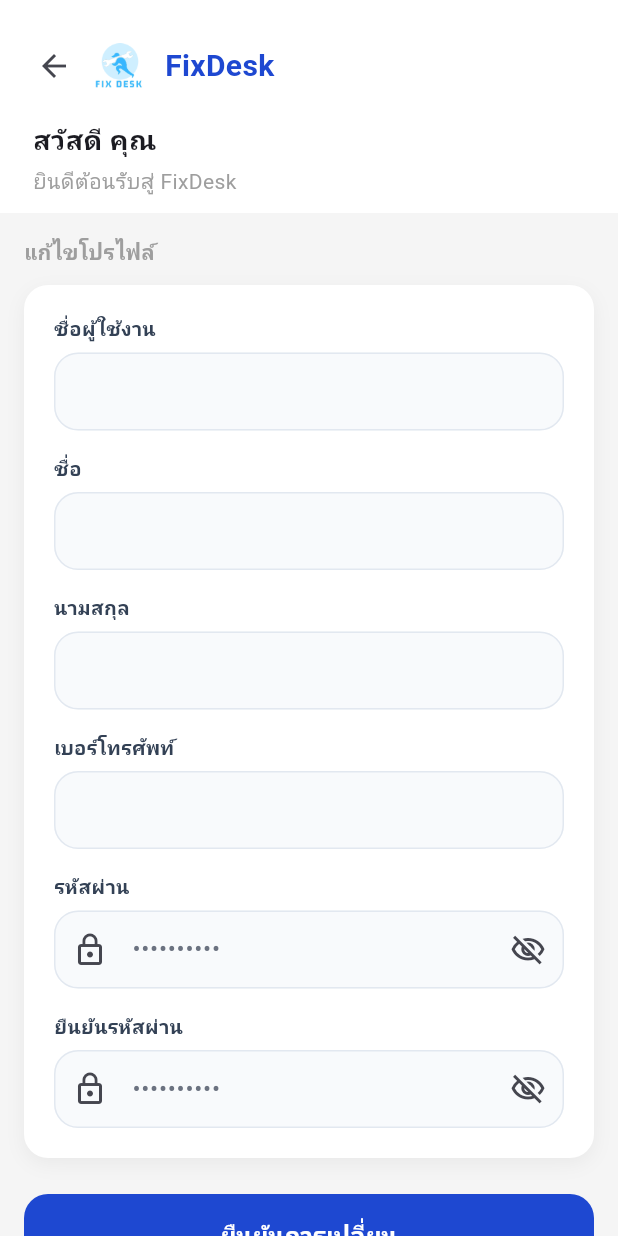
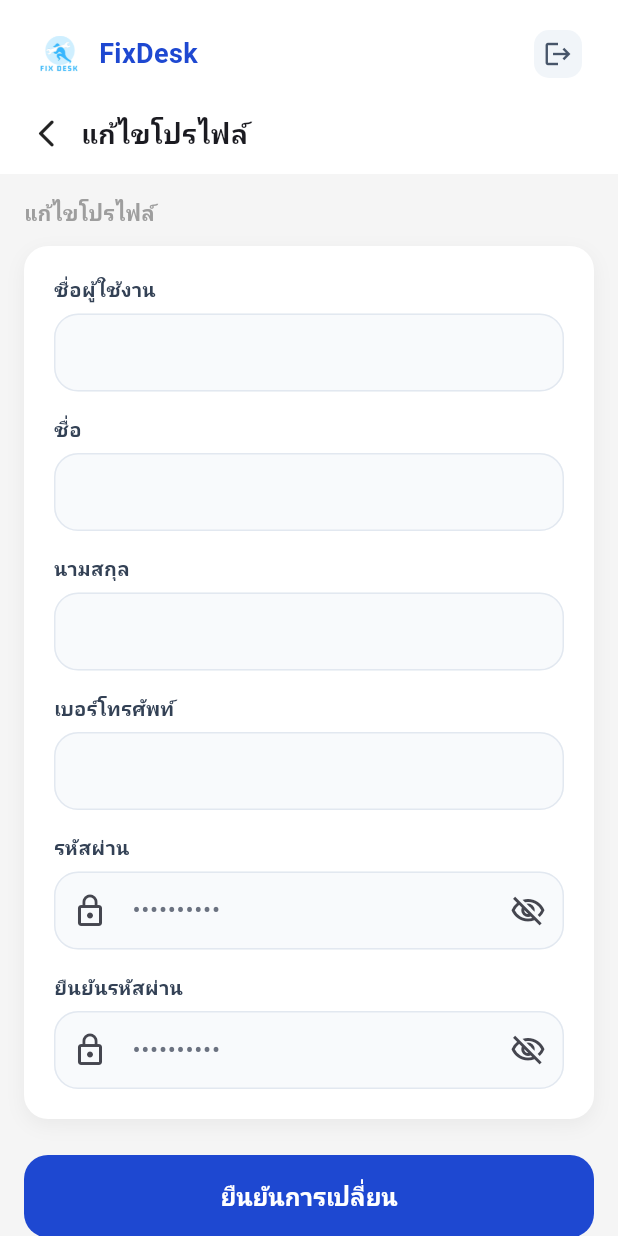
Before and after one commit to Team0-FixDesk/flutter-fixdesk, a Flutter app: the TechEditProfilePage screen opened directly with empty values, on a phone screen of 412 x 824 dp. Run offline on Flutter 3.47's test engine with Material 3 defaults, Android fonts, the light colour scheme and no system bars; our stand-ins replace image_picker, supabase_flutter; accounts and stored records are empty.

Commit message:
EDIT-ALL-UI

```diff
--- a/fixdesk_app/lib/technician/tech_edit_profile.dart
+++ b/fixdesk_app/lib/technician/tech_edit_profile.dart
@@ -2,6 +2,8 @@ import 'package:flutter/material.dart';
 import 'package:flutter/services.dart';
 import 'package:supabase_flutter/supabase_flutter.dart';
 import '../component/profile_inputField.dart';
+import '../widgets/AppHead.dart';
+import '../login/login_page.dart';
 
 class TechEditProfilePage extends StatefulWidget {
   final Map<String, dynamic> userData;
@@ -13,7 +15,6 @@ class TechEditProfilePage extends StatefulWidget {
 }
 
 class _TechEditProfilePageState extends State<TechEditProfilePage> {
-
   final supabase = Supabase.instance.client;
 
   late TextEditingController usernameController;
@@ -32,14 +33,17 @@ class _TechEditProfilePageState extends State<TechEditProfilePage> {
   void initState() {
     super.initState();
 
-    usernameController =
-        TextEditingController(text: widget.userData['us_user_name']);
+    usernameController = TextEditingController(
+      text: widget.userData['us_user_name'],
+    );
 
-    nameController =
-        TextEditingController(text: widget.userData['us_first_name_th']);
+    nameController = TextEditingController(
+      text: widget.userData['us_first_name_th'],
+    );
 
-    surnameController =
-        TextEditingController(text: widget.userData['us_last_name_th']);
+    surnameController = TextEditingController(
+      text: widget.userData['us_last_name_th'],
+    );
 
     /// format phone ตอนโหลด
     phoneController = TextEditingController(
@@ -86,21 +90,25 @@ class _TechEditProfilePageState extends State<TechEditProfilePage> {
 
     if (digits.length != 10) return phone;
 
-    return '${digits.substring(0,3)}-${digits.substring(3,6)}-${digits.substring(6)}';
+    return '${digits.substring(0, 3)}-${digits.substring(3, 6)}-${digits.substring(6)}';
   }
 
   Future<void> updateProfile() async {
-
     String firstName = nameController.text.trim();
     String lastName = surnameController.text.trim();
-
-    /// เอา dash ออกก่อน validate
     String phone = phoneController.text.replaceAll('-', '').trim();
-
     String password = passwordController.text.trim();
     String confirm = confirmPasswordController.text.trim();
 
-    /// validate phone
+    /// ✅ validate name
+    if (firstName.isEmpty || lastName.isEmpty) {
+      ScaffoldMessenger.of(
+        context,
+      ).showSnackBar(const SnackBar(content: Text("กรุณากรอกชื่อและนามสกุล")));
+      return;
+    }
+
+    /// ✅ validate phone
     if (phone.length != 10) {
       ScaffoldMessenger.of(context).showSnackBar(
         const SnackBar(content: Text("เบอร์โทรศัพท์ต้องมี 10 หลัก")),
@@ -116,99 +124,78 @@ class _TechEditProfilePageState extends State<TechEditProfilePage> {
 
     /// password
     if (password.isNotEmpty && password != "**********") {
-
       if (password != confirm) {
-        ScaffoldMessenger.of(context).showSnackBar(
-          const SnackBar(content: Text("รหัสผ่านไม่ตรงกัน")),
-        );
+        ScaffoldMessenger.of(
+          context,
+        ).showSnackBar(const SnackBar(content: Text("รหัสผ่านไม่ตรงกัน")));
         return;
       }
 
       updateData['us_user_pass'] = password;
     }
 
+    try {
       await supabase
           .from('users')
           .update(updateData)
           .eq('us_id', widget.userData['us_id']);
 
-    ScaffoldMessenger.of(context).showSnackBar(
-      const SnackBar(content: Text("แก้ไขข้อมูลสำเร็จ")),
-    );
+      if (!mounted) return;
 
-    Navigator.pop(context);
+      ScaffoldMessenger.of(
+        context,
+      ).showSnackBar(const SnackBar(content: Text("แก้ไขข้อมูลสำเร็จ")));
+
+      Navigator.pop(context, true);
+    } catch (e) {
+      ScaffoldMessenger.of(
+        context,
+      ).showSnackBar(SnackBar(content: Text("เกิดข้อผิดพลาด: $e")));
+    }
   }
 
   @override
   Widget build(BuildContext context) {
-
     return Scaffold(
       body: Container(
         color: Colors.grey.shade100,
         child: SafeArea(
           child: Column(
             children: [
+              /// HEADER
+              AppHeader(
+                showGreeting: true,
+                onLogout: () async {
+                  await Supabase.instance.client.auth.signOut();
 
-              /// HEADER
-              Container(
-                padding: const EdgeInsets.fromLTRB(12, 20, 20, 10),
-                color: Colors.white,
-                child: Column(
-                  crossAxisAlignment: CrossAxisAlignment.start,
-                  children: [
+                  if (!context.mounted) return;
 
-                    Row(
-                      children: [
-
-                        IconButton(
-                          icon: const Icon(Icons.arrow_back),
-                          onPressed: () {
-                            Navigator.pop(context);
+                  Navigator.pushAndRemoveUntil(
+                    context,
+                    MaterialPageRoute(builder: (_) => const LoginPage()),
+                    (route) => false,
+                  );
                 },
               ),
-
-                        Image.asset(
-                          'assets/images/LOGO.png',
-                          width: 40,
-                          height: 40,
-                        ),
-
-                        const SizedBox(width: 10),
-
-                        Text(
-                          "FixDesk",
-                          style: TextStyle(
-                            fontSize: 20,
-                            fontWeight: FontWeight.bold,
-                            color: Theme.of(context).colorScheme.primary,
+              Container(
+                color: Colors.white,
+                padding: const EdgeInsets.fromLTRB(16, 6, 16, 12),
+                child: Row(
+                  children: [
+                    InkWell(
+                      borderRadius: BorderRadius.circular(12),
+                      onTap: () => Navigator.pop(context, false),
+                      child: const Padding(
+                        padding: EdgeInsets.all(4),
+                        child: Icon(Icons.arrow_back_ios_new_rounded, size: 22),
                       ),
                     ),
-                      ],
-                    ),
-
-                    const SizedBox(height: 12),
-
-                    Padding(
-                      padding: const EdgeInsets.only(left: 10),
-                      child: Column(
-                        crossAxisAlignment: CrossAxisAlignment.start,
-                        children: [
-
-                          Text(
-                            "สวัสดี คุณ$firstName",
-                            style: const TextStyle(
+                    const SizedBox(width: 8),
+                    const Text(
+                      "แก้ไขโปรไฟล์",
+                      style: TextStyle(
                         fontSize: 18,
                         fontWeight: FontWeight.bold,
-                            ),
-                          ),
-
-                          const SizedBox(height: 4),
-
-                          const Text(
-                            "ยินดีต้อนรับสู่ FixDesk",
-                            style: TextStyle(color: Colors.grey),
-                          ),
-                        ],
                       ),
                     ),
                   ],
@@ -223,7 +210,6 @@ class _TechEditProfilePageState extends State<TechEditProfilePage> {
                     child: Column(
                       crossAxisAlignment: CrossAxisAlignment.start,
                       children: [
-
                         const Text(
                           "แก้ไขโปรไฟล์",
                           style: TextStyle(
@@ -250,7 +236,6 @@ class _TechEditProfilePageState extends State<TechEditProfilePage> {
 
                           child: Column(
                             children: [
-
                               ProfileInputField(
                                 label: "ชื่อผู้ใช้งาน",
                                 controller: usernameController,
@@ -345,12 +330,11 @@ class _TechEditProfilePageState extends State<TechEditProfilePage> {
 
 /// PHONE FORMATTER
 class PhoneNumberFormatter extends TextInputFormatter {
-
   @override
   TextEditingValue formatEditUpdate(
     TextEditingValue oldValue,
-      TextEditingValue newValue) {
-
+    TextEditingValue newValue,
+  ) {
     String digits = newValue.text.replaceAll(RegExp(r'\D'), '');
 
     if (digits.length > 10) {
@@ -362,10 +346,10 @@ class PhoneNumberFormatter extends TextInputFormatter {
     if (digits.length <= 3) {
       formatted = digits;
     } else if (digits.length <= 6) {
-      formatted = '${digits.substring(0,3)}-${digits.substring(3)}';
+      formatted = '${digits.substring(0, 3)}-${digits.substring(3)}';
     } else {
       formatted =
-          '${digits.substring(0,3)}-${digits.substring(3,6)}-${digits.substring(6)}';
+          '${digits.substring(0, 3)}-${digits.substring(3, 6)}-${digits.substring(6)}';
     }
 
     return TextEditingValue(
--- a/fixdesk_app/lib/widgets/AppHead.dart
+++ b/fixdesk_app/lib/widgets/AppHead.dart
@@ -4,20 +4,22 @@ class AppHeader extends StatelessWidget {
   final String? name;
   final bool showGreeting;
   final String? title;
-  final double? titleSize; // ✅ เพิ่ม
+  final double? titleSize;
+  final VoidCallback? onLogout; // ✅ เพิ่ม
 
   const AppHeader({
     super.key,
     this.name,
     this.showGreeting = false,
     this.title,
-    this.titleSize, // ✅ เพิ่ม
+    this.titleSize,
+    this.onLogout, // ✅ เพิ่ม
   });
 
   @override
   Widget build(BuildContext context) {
     return Container(
-      padding: const EdgeInsets.fromLTRB(24, 20, 24, 16), // 🔥 ลดล่างนิดนึง
+      padding: const EdgeInsets.fromLTRB(24, 20, 24, 16),
       decoration: BoxDecoration(
         color: Colors.white,
         boxShadow: [
@@ -31,7 +33,11 @@ class AppHeader extends StatelessWidget {
       child: Column(
         crossAxisAlignment: CrossAxisAlignment.start,
         children: [
-          /// TOP (LOGO + NAME)
+          /// 🔵 TOP (LOGO + NAME + LOGOUT)
+          Row(
+            mainAxisAlignment: MainAxisAlignment.spaceBetween,
+            children: [
+              /// LEFT (LOGO + NAME)
               Row(
                 children: [
                   Image.asset('assets/images/LOGO.png', width: 32),
@@ -42,6 +48,27 @@ class AppHeader extends StatelessWidget {
                       fontSize: 18,
                       fontWeight: FontWeight.bold,
                       color: Theme.of(context).colorScheme.primary,
+                    ),
+                  ),
+                ],
+              ),
+
+              /// RIGHT (LOGOUT BUTTON)
+              if (onLogout != null)
+                InkWell(
+                  borderRadius: BorderRadius.circular(10),
+                  onTap: onLogout,
+                  child: Container(
+                    padding: const EdgeInsets.all(6),
+                    decoration: BoxDecoration(
+                      color: const Color(0xFFF1F5F9),
+                      borderRadius: BorderRadius.circular(10),
+                    ),
+                    child: const Icon(
+                      Icons.logout,
+                      size: 20,
+                      color: Color(0xFF475569),
+                    ),
                   ),
                 ),
             ],
@@ -61,12 +88,12 @@ class AppHeader extends StatelessWidget {
 
           /// Title (List / Profile)
           if (title != null) ...[
-            const SizedBox(height: 12), // 🔥 ลด spacing
+            const SizedBox(height: 12),
             Text(
               title!,
               style: TextStyle(
-                fontSize: titleSize ?? 16, // 🔥 ตรงนี้สำคัญ!
-                fontWeight: FontWeight.bold, // 🔥 ปรับให้ modern ขึ้น
+                fontSize: titleSize ?? 16,
+                fontWeight: FontWeight.bold,
               ),
             ),
           ],
```
Also changed, not shown: fixdesk_app/lib/technician/tech_home_page.dart (+17 -34 lines), fixdesk_app/lib/technician/tech_my_profile.dart (+24 -59 lines), fixdesk_app/lib/technician/tech_repair_list_page.dart (+36 -41 lines), fixdesk_app/lib/user/user_detail_repair.dart (+16 -1 lines), fixdesk_app/lib/user/user_edit_profile.dart (+15 -1 lines), fixdesk_app/lib/user/user_home_page.dart (+38 -23 lines), fixdesk_app/lib/user/user_my_profile.dart (+16 -1 lines), fixdesk_app/lib/user/user_my_repair_list_page.dart (+15 -3 lines), fixdesk_app/lib/user/user_report_repair_page.dart (+15 -2 lines). Lines whose indentation alone changed are shown as unchanged.
